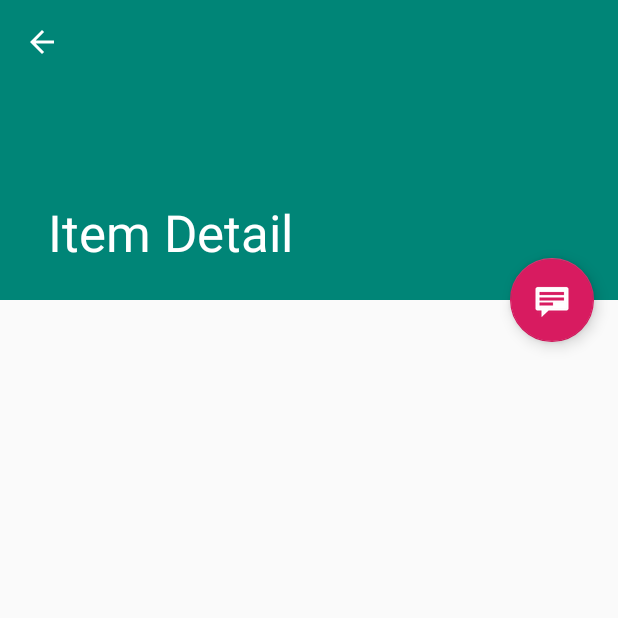
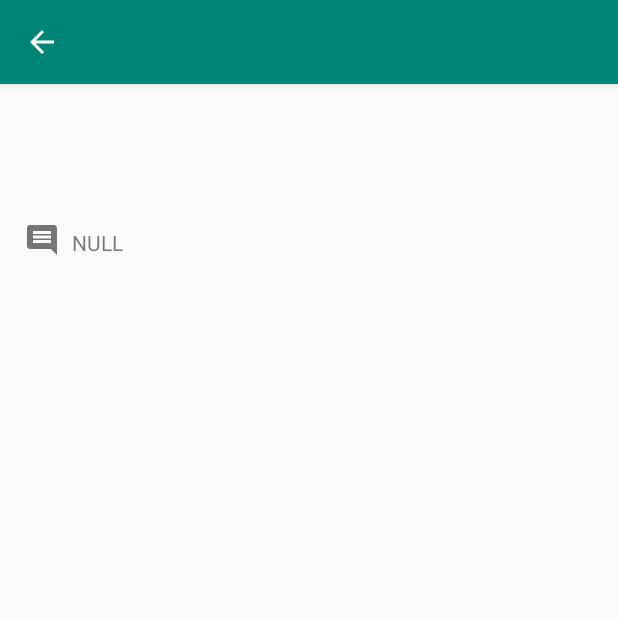
Before and after one commit to shollmann/topreddit, an Android app: the ItemDetailActivity screen opened directly, with no data from a screen before it, on a phone screen of 412 x 824 dp, the top half of it. Run offline under Robolectric (Android 15) with nearby library versions, the phone set to English and light mode, and no system bars; our stand-ins replace Picasso; network calls fail; pictures from the network do not load.

Commit message:
Added post detail screen, fix some issues and removed some code

```diff
--- a/app/src/main/AndroidManifest.xml
+++ b/app/src/main/AndroidManifest.xml
@@ -25,7 +25,7 @@
             </intent-filter>
         </activity>
         <activity
-            android:name=".ItemDetailActivity"
+            android:name=".ui.toplist.ItemDetailActivity"
             android:label="@string/title_item_detail"
             android:parentActivityName=".ui.toplist.ItemListActivity"
             android:theme="@style/AppTheme.NoActionBar">
--- a/app/src/main/java/com/shollmann/topreddit/ItemDetailActivity.kt
+++ /dev/null
@@ -1,73 +0,0 @@
-package com.shollmann.topreddit
-
-import android.content.Intent
-import android.os.Bundle
-import com.google.android.material.snackbar.Snackbar
-import androidx.appcompat.app.AppCompatActivity
-import android.view.MenuItem
-import com.shollmann.topreddit.ui.toplist.ItemListActivity
-import kotlinx.android.synthetic.main.activity_item_detail.*
-
-/**
- * An activity representing a single Item detail screen. This
- * activity is only used on narrow width devices. On tablet-size devices,
- * item details are presented side-by-side with a list of items
- * in a [ItemListActivity].
- */
-class ItemDetailActivity : AppCompatActivity() {
-
-    override fun onCreate(savedInstanceState: Bundle?) {
-        super.onCreate(savedInstanceState)
-        setContentView(R.layout.activity_item_detail)
-        setSupportActionBar(detail_toolbar)
-
-        fab.setOnClickListener { view ->
-            Snackbar.make(view, "Replace with your own detail action", Snackbar.LENGTH_LONG)
-                .setAction("Action", null).show()
-        }
-
-        // Show the Up button in the action bar.
-        supportActionBar?.setDisplayHomeAsUpEnabled(true)
-
-        // savedInstanceState is non-null when there is fragment state
-        // saved from previous configurations of this activity
-        // (e.g. when rotating the screen from portrait to landscape).
-        // In this case, the fragment will automatically be re-added
-        // to its container so we don't need to manually add it.
-        // For more information, see the Fragments API guide at:
-        //
-        // http://developer.android.com/guide/components/fragments.html
-        //
-        if (savedInstanceState == null) {
-            // Create the detail fragment and add it to the activity
-            // using a fragment transaction.
-            val fragment = ItemDetailFragment().apply {
-                arguments = Bundle().apply {
-                    putString(
-                        ItemDetailFragment.ARG_ITEM_ID,
-                        intent.getStringExtra(ItemDetailFragment.ARG_ITEM_ID)
-                    )
-                }
-            }
-
-            supportFragmentManager.beginTransaction()
-                .add(R.id.item_detail_container, fragment)
-                .commit()
-        }
-    }
-
-    override fun onOptionsItemSelected(item: MenuItem) =
-        when (item.itemId) {
-            android.R.id.home -> {
-                // This ID represents the Home or Up button. In the case of this
-                // activity, the Up button is shown. For
-                // more details, see the Navigation pattern on Android Design:
-                //
-                // http://developer.android.com/design/patterns/navigation.html#up-vs-back
-
-                navigateUpTo(Intent(this, ItemListActivity::class.java))
-                true
-            }
-            else -> super.onOptionsItemSelected(item)
-        }
-}
--- a/app/src/main/java/com/shollmann/topreddit/ItemDetailFragment.kt
+++ /dev/null
@@ -1,60 +0,0 @@
-package com.shollmann.topreddit
-
-import android.os.Bundle
-import androidx.fragment.app.Fragment
-import android.view.LayoutInflater
-import android.view.View
-import android.view.ViewGroup
-import com.shollmann.topreddit.dummy.DummyContent
-import kotlinx.android.synthetic.main.activity_item_detail.*
-import kotlinx.android.synthetic.main.item_detail.view.*
-
-/**
- * A fragment representing a single Item detail screen.
- * This fragment is either contained in a [ItemListActivity]
- * in two-pane mode (on tablets) or a [ItemDetailActivity]
- * on handsets.
- */
-class ItemDetailFragment : Fragment() {
-
-    /**
-     * The dummy content this fragment is presenting.
-     */
-    private var item: DummyContent.DummyItem? = null
-
-    override fun onCreate(savedInstanceState: Bundle?) {
-        super.onCreate(savedInstanceState)
-
-        arguments?.let {
-            if (it.containsKey(ARG_ITEM_ID)) {
-                // Load the dummy content specified by the fragment
-                // arguments. In a real-world scenario, use a Loader
-                // to load content from a content provider.
-                item = DummyContent.ITEM_MAP[it.getString(ARG_ITEM_ID)]
-                activity?.toolbar_layout?.title = item?.content
-            }
-        }
-    }
-
-    override fun onCreateView(
-        inflater: LayoutInflater, container: ViewGroup?,
-        savedInstanceState: Bundle?
-    ): View? {
-        val rootView = inflater.inflate(R.layout.item_detail, container, false)
-
-        // Show the dummy content as text in a TextView.
-        item?.let {
-            rootView.item_detail.text = it.details
-        }
-
-        return rootView
-    }
-
-    companion object {
-        /**
-         * The fragment argument representing the item ID that this fragment
-         * represents.
-         */
-        const val ARG_ITEM_ID = "item_id"
-    }
-}
--- a/app/src/main/java/com/shollmann/topreddit/dummy/DummyContent.kt
+++ /dev/null
@@ -1,57 +0,0 @@
-package com.shollmann.topreddit.dummy
-
-import java.util.ArrayList
-import java.util.HashMap
-
-/**
- * Helper class for providing sample content for user interfaces created by
- * Android template wizards.
- *
- * TODO: Replace all uses of this class before publishing your app.
- */
-object DummyContent {
-
-    /**
-     * An array of sample (dummy) items.
-     */
-    val ITEMS: MutableList<DummyItem> = ArrayList()
-
-    /**
-     * A map of sample (dummy) items, by ID.
-     */
-    val ITEM_MAP: MutableMap<String, DummyItem> = HashMap()
-
-    private val COUNT = 25
-
-    init {
-        // Add some sample items.
-        for (i in 1..COUNT) {
-            addItem(createDummyItem(i))
-        }
-    }
-
-    private fun addItem(item: DummyItem) {
-        ITEMS.add(item)
-        ITEM_MAP.put(item.id, item)
-    }
-
-    private fun createDummyItem(position: Int): DummyItem {
-        return DummyItem(position.toString(), "Item " + position, makeDetails(position))
-    }
-
-    private fun makeDetails(position: Int): String {
-        val builder = StringBuilder()
-        builder.append("Details about Item: ").append(position)
-        for (i in 0..position - 1) {
-            builder.append("\nMore details information here.")
-        }
-        return builder.toString()
-    }
-
-    /**
-     * A dummy item representing a piece of content.
-     */
-    data class DummyItem(val id: String, val content: String, val details: String) {
-        override fun toString(): String = content
-    }
-}
--- a/app/src/main/java/com/shollmann/topreddit/model/Post.kt
+++ b/app/src/main/java/com/shollmann/topreddit/model/Post.kt
@@ -1,4 +1,6 @@
 package com.shollmann.topreddit.model
+
+import java.io.Serializable
 
 data class Post(
     val title: String,
@@ -8,4 +10,4 @@ data class Post(
     val created_utc: Long,
     val thumbnail: String?,
     val name: String
-)
+): Serializable
--- /dev/null
+++ b/app/src/main/java/com/shollmann/topreddit/ui/toplist/ItemDetailActivity.kt
@@ -0,0 +1,44 @@
+package com.shollmann.topreddit.ui.toplist
+
+import android.os.Bundle
+import android.view.MenuItem
+import androidx.appcompat.app.AppCompatActivity
+import com.shollmann.topreddit.R
+import kotlinx.android.synthetic.main.activity_item_detail.*
+
+class ItemDetailActivity : AppCompatActivity() {
+
+    override fun onCreate(savedInstanceState: Bundle?) {
+        super.onCreate(savedInstanceState)
+        setContentView(R.layout.activity_item_detail)
+        setSupportActionBar(detail_toolbar)
+
+        supportActionBar?.setDisplayHomeAsUpEnabled(true)
+
+        if (savedInstanceState == null) {
+            val fragment = ItemDetailFragment().apply {
+                arguments = Bundle().apply {
+                    putSerializable(
+                        ItemDetailFragment.ARG_POST,
+                        intent.getBundleExtra(ItemDetailFragment.ARG_POST)?.getSerializable(
+                            ItemDetailFragment.ARG_POST
+                        )
+                    )
+                }
+            }
+
+            supportFragmentManager.beginTransaction()
+                .add(R.id.item_detail_container, fragment)
+                .commit()
+        }
+    }
+
+    override fun onOptionsItemSelected(item: MenuItem) =
+        when (item.itemId) {
+            android.R.id.home -> {
+                finish()
+                true
+            }
+            else -> super.onOptionsItemSelected(item)
+        }
+}
--- /dev/null
+++ b/app/src/main/java/com/shollmann/topreddit/ui/toplist/ItemDetailFragment.kt
@@ -0,0 +1,87 @@
+package com.shollmann.topreddit.ui.toplist
+
+import android.content.Intent
+import android.net.Uri
+import android.os.Bundle
+import android.view.LayoutInflater
+import android.view.View
+import android.view.ViewGroup
+import androidx.fragment.app.Fragment
+import com.shollmann.topreddit.R
+import com.shollmann.topreddit.model.Post
+import com.shollmann.topreddit.ui.utils.TimeUtils
+import com.squareup.picasso.Picasso
+import kotlinx.android.synthetic.main.activity_item_detail.*
+import kotlinx.android.synthetic.main.post_list_item.view.*
+
+
+class ItemDetailFragment : Fragment() {
+
+    private var rootView: View? = null
+    private var post: Post? = null
+
+    override fun onCreate(savedInstanceState: Bundle?) {
+        super.onCreate(savedInstanceState)
+
+        arguments?.let {
+            if (it.containsKey(ARG_POST)) {
+                post = it.getSerializable(ARG_POST) as Post?
+                activity?.toolbar_layout?.title = getString(R.string.post_detail)
+            }
+        }
+    }
+
+    override fun onCreateView(
+        inflater: LayoutInflater, container: ViewGroup?,
+        savedInstanceState: Bundle?
+    ): View? {
+        rootView = inflater.inflate(R.layout.item_detail, container, false)
+
+        post.let {
+            rootView?.title?.text = post?.title
+            rootView?.author_and_time?.text = getAuthorAndTimeAgo(post)
+            rootView?.comments?.text = post?.numComments.toString()
+            bindThumbnail(post)
+            rootView?.thumbnail?.setOnClickListener {
+                try {
+                    startActivity(
+                        Intent(
+                            Intent.ACTION_VIEW,
+                            Uri.parse("http://www.reddit.com+${post?.permalink}")
+                        )
+                    )
+                } catch (e: Exception) {
+                    //TODO Show a log
+                }
+            }
+
+        }
+
+        return rootView
+    }
+
+    companion object {
+        const val ARG_POST = "post_id"
+    }
+
+    private fun bindThumbnail(post: Post?) {
+        if (post?.thumbnail.isNullOrBlank()) {
+            rootView?.thumbnail?.visibility = View.GONE
+        } else {
+            Picasso.get().load(post?.thumbnail).into(rootView?.thumbnail)
+            rootView?.thumbnail?.visibility = View.VISIBLE
+        }
+    }
+
+    private fun getAuthorAndTimeAgo(post: Post?): String {
+        val authorTimeString = context?.resources?.getString(R.string.author_and_time_ago)
+        if (authorTimeString.isNullOrBlank() || post == null) return ""
+
+        return String.format(
+            authorTimeString,
+            post.author,
+            TimeUtils.getTimeAgo(post.created_utc, context!!)
+        )
+    }
+
+}
--- a/app/src/main/java/com/shollmann/topreddit/ui/toplist/PostListAdapter.kt
+++ b/app/src/main/java/com/shollmann/topreddit/ui/toplist/PostListAdapter.kt
@@ -6,8 +6,6 @@ import android.view.LayoutInflater
 import android.view.View
 import android.view.ViewGroup
 import androidx.recyclerview.widget.RecyclerView
-import com.shollmann.topreddit.ItemDetailActivity
-import com.shollmann.topreddit.ItemDetailFragment
 import com.shollmann.topreddit.R
 import com.shollmann.topreddit.model.Post
 import com.shollmann.topreddit.ui.utils.TimeUtils
@@ -29,7 +27,7 @@ class PostListAdapter(
             if (twoPane) {
                 val fragment = ItemDetailFragment().apply {
                     arguments = Bundle().apply {
-                        putString(ItemDetailFragment.ARG_ITEM_ID, item.title)
+                        putSerializable(ItemDetailFragment.ARG_POST, item)
                     }
                 }
                 parentActivity.supportFragmentManager
@@ -38,7 +36,9 @@ class PostListAdapter(
                     .commit()
             } else {
                 val intent = Intent(v.context, ItemDetailActivity::class.java).apply {
-                    putExtra(ItemDetailFragment.ARG_ITEM_ID, item.title)
+                    val bundle = Bundle()
+                    bundle.putSerializable(ItemDetailFragment.ARG_POST, item)
+                    putExtra(ItemDetailFragment.ARG_POST, bundle)
                 }
                 v.context.startActivity(intent)
             }
--- a/app/src/main/res/layout/activity_item_detail.xml
+++ b/app/src/main/res/layout/activity_item_detail.xml
@@ -5,13 +5,13 @@
     android:layout_width="match_parent"
     android:layout_height="match_parent"
     android:fitsSystemWindows="true"
-    tools:context=".ItemDetailActivity"
+    tools:context=".ui.toplist.ItemDetailActivity"
     tools:ignore="MergeRootFrame">
 
     <com.google.android.material.appbar.AppBarLayout
         android:id="@+id/app_bar"
         android:layout_width="match_parent"
-        android:layout_height="@dimen/app_bar_height"
+        android:layout_height="wrap_content"
         android:fitsSystemWindows="true"
         android:theme="@style/ThemeOverlay.AppCompat.Dark.ActionBar">
 
@@ -41,14 +41,4 @@
         android:layout_height="match_parent"
         app:layout_behavior="@string/appbar_scrolling_view_behavior" />
 
-    <com.google.android.material.floatingactionbutton.FloatingActionButton
-        android:id="@+id/fab"
-        android:layout_width="wrap_content"
-        android:layout_height="wrap_content"
-        android:layout_gravity="center_vertical|start"
-        android:layout_margin="@dimen/fab_margin"
-        app:layout_anchor="@+id/item_detail_container"
-        app:layout_anchorGravity="top|end"
-        app:srcCompat="@android:drawable/stat_notify_chat" />
-
 </androidx.coordinatorlayout.widget.CoordinatorLayout>
--- a/app/src/main/res/layout/item_detail.xml
+++ b/app/src/main/res/layout/item_detail.xml
@@ -1,10 +1,55 @@
 <?xml version="1.0" encoding="utf-8"?>
-<TextView xmlns:android="http://schemas.android.com/apk/res/android"
+<LinearLayout xmlns:android="http://schemas.android.com/apk/res/android"
     xmlns:tools="http://schemas.android.com/tools"
-    android:id="@+id/item_detail"
-    style="?android:attr/textAppearanceLarge"
+    android:id="@+id/container"
     android:layout_width="match_parent"
-    android:layout_height="match_parent"
-    android:padding="16dp"
-    android:textIsSelectable="true"
-    tools:context=".ItemDetailFragment" />
+    android:layout_height="wrap_content"
+    android:background="?attr/selectableItemBackground"
+    android:orientation="vertical">
+
+    <TextView
+        android:id="@+id/title"
+        android:layout_width="match_parent"
+        android:layout_height="wrap_content"
+        android:padding="18dp"
+        android:paddingBottom="8dp"
+        android:textColor="@color/dark_gray"
+        android:textSize="18sp"
+        tools:text="Protestors in Hong Kong are cutting down facial recognition towers." />
+
+    <ImageView
+        android:id="@+id/thumbnail"
+        android:layout_width="wrap_content"
+        android:layout_height="wrap_content"
+        android:layout_margin="16dp"
+        tools:layout_height="120dp"
+        tools:layout_width="120dp"
+        tools:src="@tools:sample/avatars" />
+
+    <TextView
+        android:id="@+id/author_and_time"
+        android:layout_width="match_parent"
+        android:layout_height="wrap_content"
+        android:paddingStart="16dp"
+        android:paddingEnd="16dp"
+        android:textColor="@color/light_gray"
+        android:textSize="14sp"
+        tools:text="By Jhonyq1988 3h ago" />
+
+    <TextView
+        android:id="@+id/comments"
+        android:layout_width="wrap_content"
+        android:layout_height="48dp"
+        android:drawableStart="@drawable/ic_comment_black_24dp"
+        android:drawablePadding="8dp"
+        android:drawableTint="@color/light_gray"
+        android:gravity="center_vertical"
+        android:maxWidth="200dp"
+        android:padding="16dp"
+        android:textAllCaps="true"
+        android:textColor="@color/light_gray"
+        android:textSize="14sp"
+        tools:text="405" />
+
+
+</LinearLayout>
--- a/app/src/main/res/values/strings.xml
+++ b/app/src/main/res/values/strings.xml
@@ -10,4 +10,5 @@
     <string name="time_hours_ago">%1$sh ago</string>
     <string name="time_days_ago">%1$sd ago</string>
     <string name="time_minutes_ago">%1$sm ago</string>
+    <string name="post_detail">Post Detail</string>
 </resources>
```
